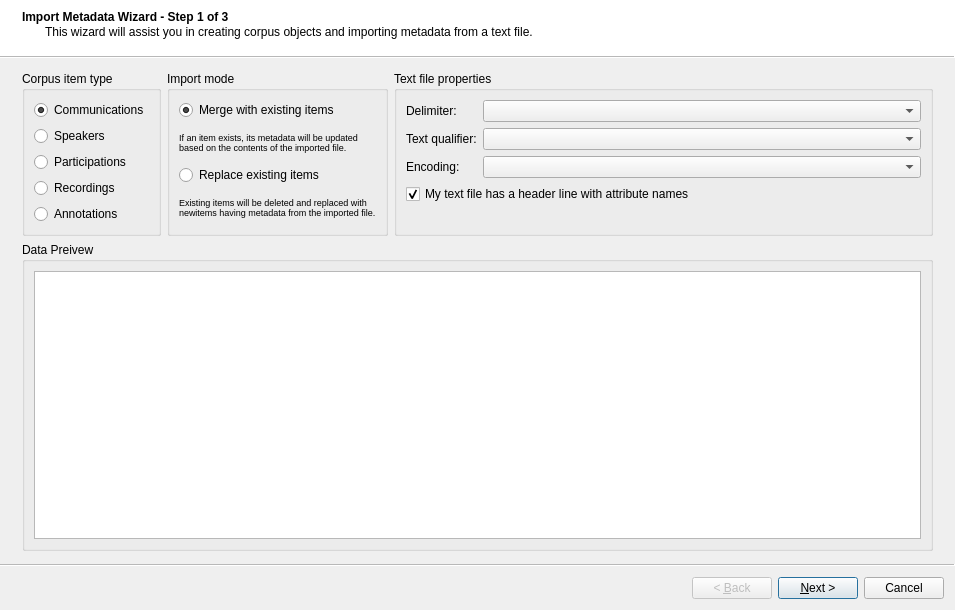
praaline/Praaline, file app/corpus/importmetadata/ImportMetadataWizard.ui: the form before one commit.
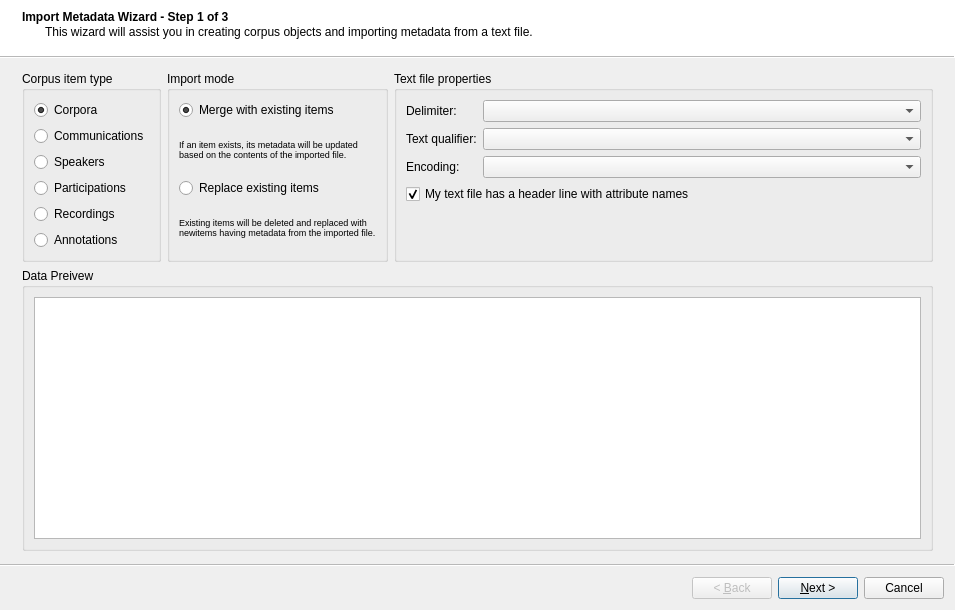
The form after the commit.

Patch:
```diff
--- a/app/corpus/importmetadata/ImportMetadataWizard.ui
+++ b/app/corpus/importmetadata/ImportMetadataWizard.ui
@@ -31,42 +31,52 @@
         <property name="title">
          <string>Corpus item type</string>
         </property>
-        <layout class="QGridLayout" name="gridLayoutPreviewIntroduction">
-         <item row="4" column="0">
-          <widget class="QRadioButton" name="optionAnnotations">
+        <layout class="QGridLayout" name="gridLayout_4">
+         <item row="0" column="0">
+          <widget class="QRadioButton" name="optionCorpora">
            <property name="text">
-            <string>Annotations</string>
+            <string>Corpora</string>
+           </property>
+           <property name="checked">
+            <bool>true</bool>
            </property>
           </widget>
          </item>
          <item row="1" column="0">
+          <widget class="QRadioButton" name="optionCommunications">
+           <property name="text">
+            <string>Communications</string>
+           </property>
+           <property name="checked">
+            <bool>false</bool>
+           </property>
+          </widget>
+         </item>
+         <item row="2" column="0">
           <widget class="QRadioButton" name="optionSpeakers">
            <property name="text">
             <string>Speakers</string>
            </property>
           </widget>
          </item>
-         <item row="2" column="0">
+         <item row="3" column="0">
           <widget class="QRadioButton" name="optionParticipations">
            <property name="text">
             <string>Participations</string>
            </property>
           </widget>
          </item>
-         <item row="3" column="0">
+         <item row="4" column="0">
           <widget class="QRadioButton" name="optionRecordings">
            <property name="text">
             <string>Recordings</string>
            </property>
           </widget>
          </item>
-         <item row="0" column="0">
-          <widget class="QRadioButton" name="optionCommunications">
+         <item row="5" column="0">
+          <widget class="QRadioButton" name="optionAnnotations">
            <property name="text">
-            <string>Communications</string>
-           </property>
-           <property name="checked">
-            <bool>true</bool>
+            <string>Annotations</string>
            </property>
           </widget>
          </item>
```
